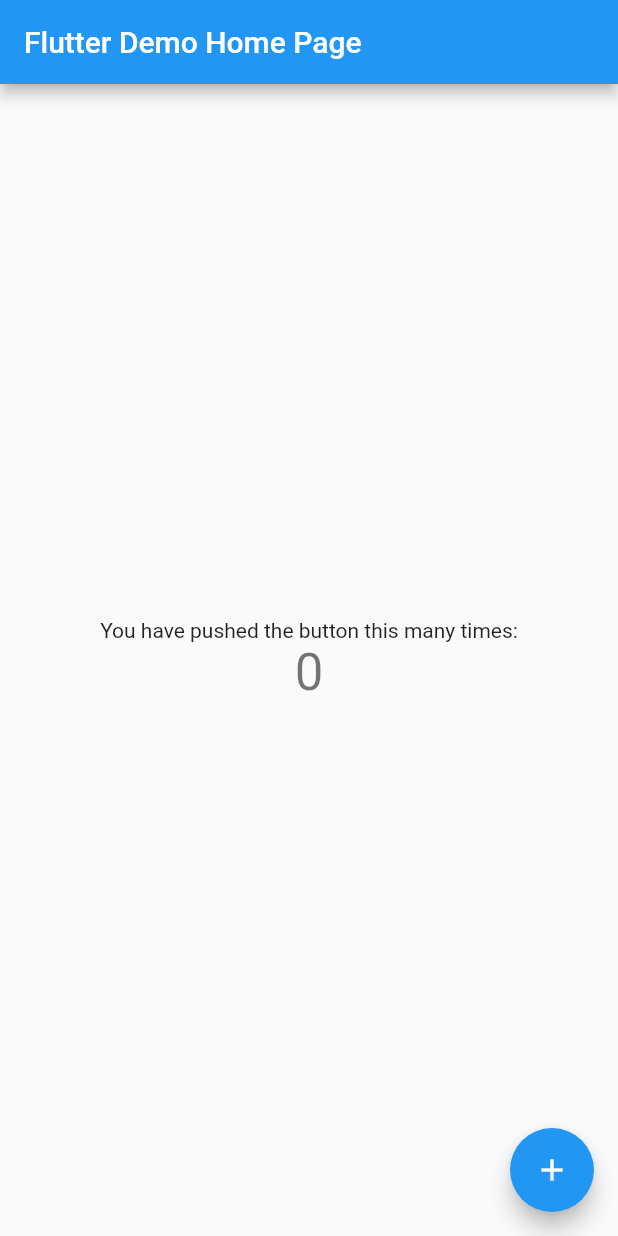
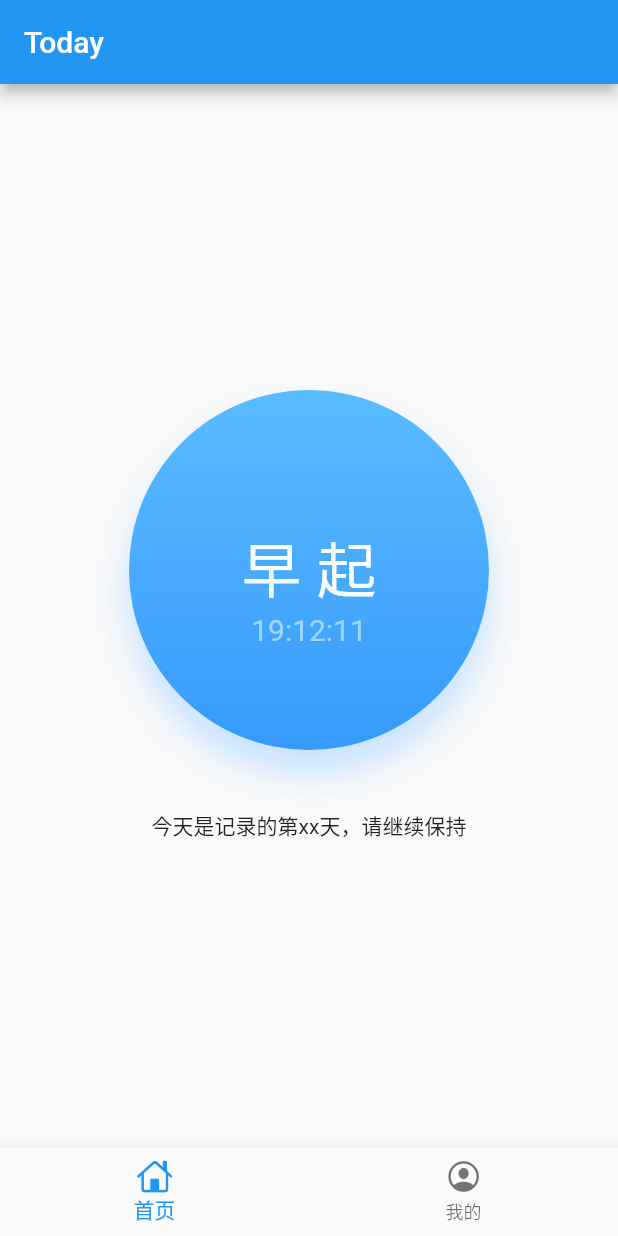
Before and after one commit to RiCTT/flutter_today, a Flutter app: the screen it shows after launch, on a phone screen of 412 x 824 dp. Run offline on Flutter 3.47's test engine with Material 2 defaults, Android fonts, the phone set to English and light mode, and no system bars.

Commit message:
feat: 首页基本结构

```diff
--- a/lib/main.dart
+++ b/lib/main.dart
@@ -1,4 +1,7 @@
 import 'package:flutter/material.dart';
+import 'package:flutter/cupertino.dart';
+import './page/home.dart';
+import './page/mine.dart';
 
 void main() {
   runApp(MyApp());
@@ -9,7 +12,7 @@ class MyApp extends StatelessWidget {
   @override
   Widget build(BuildContext context) {
     return MaterialApp(
-      title: 'Flutter Demo',
+      title: 'Today',
       theme: ThemeData(
         // This is the theme of your application.
         //
@@ -26,92 +29,55 @@ class MyApp extends StatelessWidget {
         // closer together (more dense) than on mobile platforms.
         visualDensity: VisualDensity.adaptivePlatformDensity,
       ),
-      home: MyHomePage(title: 'Flutter Demo Home Page'),
+      home: AppEntry(title: 'Today'),
     );
   }
 }
 
-class MyHomePage extends StatefulWidget {
-  MyHomePage({Key key, this.title}) : super(key: key);
-
-  // This widget is the home page of your application. It is stateful, meaning
-  // that it has a State object (defined below) that contains fields that affect
-  // how it looks.
-
-  // This class is the configuration for the state. It holds the values (in this
-  // case the title) provided by the parent (in this case the App widget) and
-  // used by the build method of the State. Fields in a Widget subclass are
-  // always marked "final".
+class AppEntry extends StatefulWidget {
+  AppEntry({Key key, this.title}) : super(key: key);
 
   final String title;
 
   @override
-  _MyHomePageState createState() => _MyHomePageState();
+  _AppEntryState createState() => _AppEntryState();
 }
 
-class _MyHomePageState extends State<MyHomePage> {
-  int _counter = 0;
+class _AppEntryState extends State<AppEntry> {
+  int currentIndex = 0;
+  var currentPage;
 
-  void _incrementCounter() {
-    setState(() {
-      // This call to setState tells the Flutter framework that something has
-      // changed in this State, which causes it to rerun the build method below
-      // so that the display can reflect the updated values. If we changed
-      // _counter without calling setState(), then the build method would not be
-      // called again, and so nothing would appear to happen.
-      _counter++;
-    });
+  @override
+  void initState() {
+    currentPage = tabBodies[currentIndex];
+    super.initState();
   }
+
+  final List tabBodies = [HomePage(), MinePage()];
+
+  final List<BottomNavigationBarItem> bottomTabs = [
+    BottomNavigationBarItem(icon: Icon(CupertinoIcons.home), label: '首页'),
+    BottomNavigationBarItem(icon: Icon(CupertinoIcons.profile_circled), label: '我的'),
+  ];
 
   @override
   Widget build(BuildContext context) {
-    // This method is rerun every time setState is called, for instance as done
-    // by the _incrementCounter method above.
-    //
-    // The Flutter framework has been optimized to make rerunning build methods
-    // fast, so that you can just rebuild anything that needs updating rather
-    // than having to individually change instances of widgets.
     return Scaffold(
       appBar: AppBar(
-        // Here we take the value from the MyHomePage object that was created by
-        // the App.build method, and use it to set our appbar title.
         title: Text(widget.title),
       ),
-      body: Center(
-        // Center is a layout widget. It takes a single child and positions it
-        // in the middle of the parent.
-        child: Column(
-          // Column is also a layout widget. It takes a list of children and
-          // arranges them vertically. By default, it sizes itself to fit its
-          // children horizontally, and tries to be as tall as its parent.
-          //
-          // Invoke "debug painting" (press "p" in the console, choose the
-          // "Toggle Debug Paint" action from the Flutter Inspector in Android
-          // Studio, or the "Toggle Debug Paint" command in Visual Studio Code)
-          // to see the wireframe for each widget.
-          //
-          // Column has various properties to control how it sizes itself and
-          // how it positions its children. Here we use mainAxisAlignment to
-          // center the children vertically; the main axis here is the vertical
-          // axis because Columns are vertical (the cross axis would be
-          // horizontal).
-          mainAxisAlignment: MainAxisAlignment.center,
-          children: <Widget>[
-            Text(
-              'You have pushed the button this many times:',
-            ),
-            Text(
-              '$_counter',
-              style: Theme.of(context).textTheme.headline4,
-            ),
-          ],
-        ),
+      bottomNavigationBar: BottomNavigationBar(
+        type: BottomNavigationBarType.fixed,
+        currentIndex: currentIndex,
+        items: bottomTabs,
+        onTap: (index) {
+          setState(() {
+            currentIndex = index;
+            currentPage = tabBodies[currentIndex];
+          });
+        },
       ),
-      floatingActionButton: FloatingActionButton(
-        onPressed: _incrementCounter,
-        tooltip: 'Increment',
-        child: Icon(Icons.add),
-      ), // This trailing comma makes auto-formatting nicer for build methods.
+      body: currentPage
     );
   }
 }
--- /dev/null
+++ b/lib/page/home.dart
@@ -0,0 +1,90 @@
+import 'package:flutter/material.dart';
+import 'package:flutter/cupertino.dart';
+
+class HomePage extends StatelessWidget {
+  const HomePage({Key key}) : super(key: key);
+
+  @override
+  Widget build(BuildContext context) {
+    return Scaffold(
+      body: Center(
+        child: Column(
+          mainAxisAlignment: MainAxisAlignment.center,
+          children: [
+            new CircleContainer(),
+            new RecordContainer()
+          ],
+        )
+      )
+    );
+  }
+}
+
+class CircleContainer extends StatelessWidget {
+  const CircleContainer({Key key}) : super(key: key);
+  @override
+  Widget build(BuildContext context) {
+    var boxDirection = new BoxDecoration(
+      boxShadow: [
+        BoxShadow(
+          color: Color(0xffc7e3fe),
+          offset: Offset(0.0, 15.0),
+          blurRadius: 20.0, //阴影模糊程度
+          spreadRadius: 1.0
+        ),
+      ],
+      gradient: LinearGradient(
+        colors: [
+          Color(0xFF5abcff),
+          Color(0xFF379afb)
+        ],
+        begin: Alignment.topCenter,
+        end: Alignment.bottomCenter,
+      ),
+            // color: Colors.blue,
+      borderRadius: BorderRadius.all(
+        Radius.circular(120.0)
+      )
+    );
+
+    return Container(
+      child: new Container(
+        padding: EdgeInsets.only(top: 20.0),
+        width: 240,
+        height: 240,
+        decoration: boxDirection,
+        child: new Column(
+          mainAxisAlignment: MainAxisAlignment.center,
+          children: [
+            new Text(
+              '早 起',
+              style: TextStyle(
+                fontSize: 40.0,
+                color: Color(0xfff7fcff),
+              ),
+            ),
+            new Text(
+              '19:12:11',
+              style: TextStyle(
+                fontSize: 20.0,
+                color: Color(0xff9ed7ff)
+              )
+            )
+          ],
+        )
+      ),
+    );
+  }
+}
+
+class RecordContainer extends StatelessWidget {
+  const RecordContainer({Key key}) : super(key: key);
+
+  @override
+  Widget build(BuildContext context) {
+    return Container(
+      margin: EdgeInsets.only(top: 40.0),
+      child: new Text('今天是记录的第xx天，请继续保持'),
+    );
+  }
+}
--- /dev/null
+++ b/lib/page/mine.dart
@@ -0,0 +1,15 @@
+import 'package:flutter/material.dart';
+import 'package:flutter/cupertino.dart';
+
+class MinePage extends StatelessWidget {
+  const MinePage({Key key}) : super(key: key);
+
+  @override
+  Widget build(BuildContext context) {
+    return Scaffold(
+      body: Center(
+        child: Text('我的')
+      )
+    );
+  }
+}
```
Also changed, not shown: lib/layout/navigation_bar.dart (added, +10 -0 lines), 1 other file.
